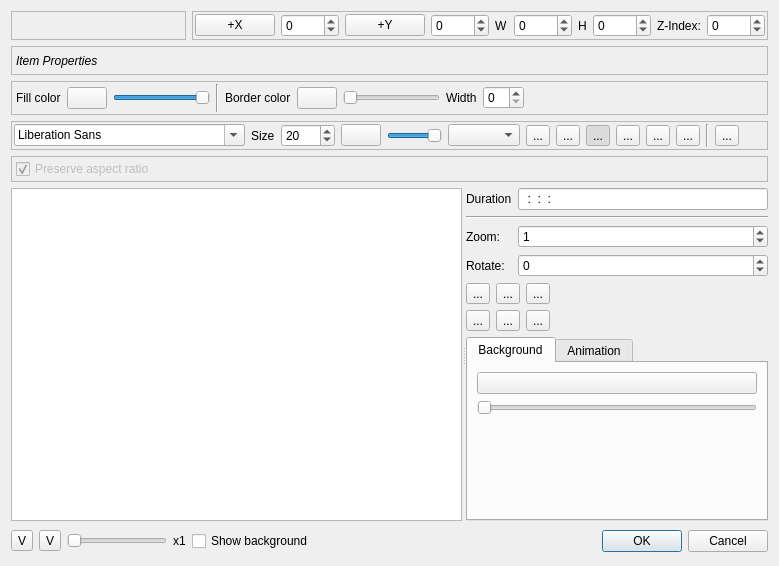
The window that src/widgets/titlewidget_ui.ui (KDE/kdenlive) describes before a commit, drawn with Qt 5.
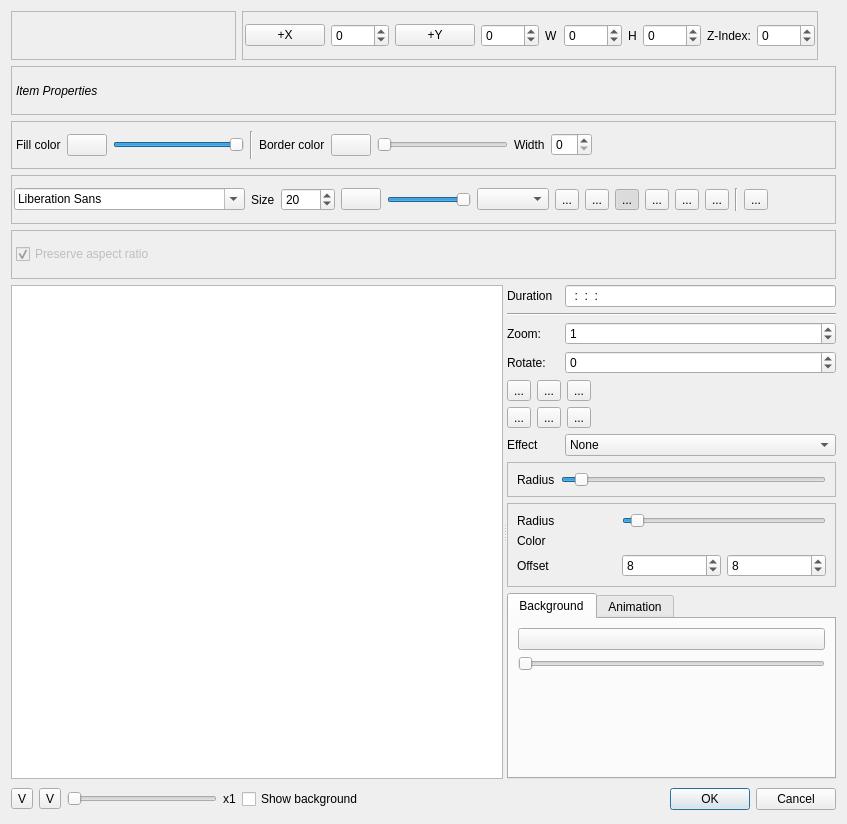
The same window after the commit. Custom widgets are drawn as their Qt base class.

Commit message: Prepare for shadows and blur in titles (Qt 4.6)

The edit to the form file:
```diff
--- a/src/widgets/titlewidget_ui.ui
+++ b/src/widgets/titlewidget_ui.ui
@@ -6,8 +6,8 @@
    <rect>
     <x>0</x>
     <y>0</y>
-    <width>736</width>
-    <height>566</height>
+    <width>847</width>
+    <height>824</height>
    </rect>
   </property>
   <property name="sizePolicy">
@@ -569,14 +569,14 @@
          </property>
         </widget>
        </item>
-       <item row="0" column="1">
+       <item row="0" column="2">
         <widget class="KRestrictedLine" name="title_duration">
          <property name="inputMask">
           <string>99:99:99:99; </string>
          </property>
         </widget>
        </item>
-       <item row="1" column="0" colspan="2">
+       <item row="1" column="0" colspan="3">
         <widget class="Line" name="line_3">
          <property name="orientation">
           <enum>Qt::Horizontal</enum>
@@ -590,7 +590,7 @@
          </property>
         </widget>
        </item>
-       <item row="2" column="1">
+       <item row="2" column="2">
         <widget class="KIntSpinBox" name="itemzoom">
          <property name="maximum">
           <number>100000</number>
@@ -607,7 +607,7 @@
          </property>
         </widget>
        </item>
-       <item row="3" column="1">
+       <item row="3" column="2">
         <widget class="KIntSpinBox" name="itemrotate">
          <property name="minimum">
           <number>-360</number>
@@ -617,7 +617,7 @@
          </property>
         </widget>
        </item>
-       <item row="4" column="0" colspan="2">
+       <item row="4" column="0" colspan="3">
         <layout class="QGridLayout" name="gridLayout_3">
          <item row="0" column="0">
           <widget class="QToolButton" name="itemleft">
@@ -676,7 +676,7 @@
          </item>
         </layout>
        </item>
-       <item row="5" column="0" colspan="2">
+       <item row="9" column="0" colspan="3">
         <widget class="QTabWidget" name="tabWidget">
          <property name="tabPosition">
           <enum>QTabWidget::North</enum>
@@ -815,6 +815,127 @@
          </widget>
         </widget>
        </item>
+       <item row="5" column="2">
+        <widget class="QComboBox" name="effect_list">
+         <item>
+          <property name="text">
+           <string>None</string>
+          </property>
+         </item>
+         <item>
+          <property name="text">
+           <string>Blur</string>
+          </property>
+         </item>
+         <item>
+          <property name="text">
+           <string>Shadow</string>
+          </property>
+         </item>
+        </widget>
+       </item>
+       <item row="5" column="0">
+        <widget class="QLabel" name="label_5">
+         <property name="text">
+          <string>Effect</string>
+         </property>
+        </widget>
+       </item>
+       <item row="6" column="0" colspan="3">
+        <widget class="QFrame" name="blur_frame">
+         <property name="frameShape">
+          <enum>QFrame::StyledPanel</enum>
+         </property>
+         <property name="frameShadow">
+          <enum>QFrame::Raised</enum>
+         </property>
+         <layout class="QGridLayout" name="gridLayout_10">
+          <item row="0" column="0">
+           <widget class="QLabel" name="label_6">
+            <property name="text">
+             <string>Radius</string>
+            </property>
+           </widget>
+          </item>
+          <item row="0" column="1">
+           <widget class="QSlider" name="blur_radius">
+            <property name="pageStep">
+             <number>1</number>
+            </property>
+            <property name="value">
+             <number>5</number>
+            </property>
+            <property name="orientation">
+             <enum>Qt::Horizontal</enum>
+            </property>
+           </widget>
+          </item>
+         </layout>
+        </widget>
+       </item>
+       <item row="7" column="0" colspan="3">
+        <widget class="QFrame" name="shadow_frame">
+         <property name="frameShape">
+          <enum>QFrame::StyledPanel</enum>
+         </property>
+         <property name="frameShadow">
+          <enum>QFrame::Raised</enum>
+         </property>
+         <layout class="QGridLayout" name="gridLayout_11">
+          <item row="0" column="0">
+           <widget class="QLabel" name="label_8">
+            <property name="text">
+             <string>Radius</string>
+            </property>
+           </widget>
+          </item>
+          <item row="1" column="0">
+           <widget class="QLabel" name="label_9">
+            <property name="text">
+             <string>Color</string>
+            </property>
+           </widget>
+          </item>
+          <item row="0" column="1" colspan="2">
+           <widget class="QSlider" name="shadow_radius">
+            <property name="minimum">
+             <number>1</number>
+            </property>
+            <property name="pageStep">
+             <number>1</number>
+            </property>
+            <property name="value">
+             <number>5</number>
+            </property>
+            <property name="orientation">
+             <enum>Qt::Horizontal</enum>
+            </property>
+           </widget>
+          </item>
+          <item row="2" column="0">
+           <widget class="QLabel" name="label_10">
+            <property name="text">
+             <string>Offset</string>
+            </property>
+           </widget>
+          </item>
+          <item row="2" column="1">
+           <widget class="QSpinBox" name="shadow_x">
+            <property name="value">
+             <number>8</number>
+            </property>
+           </widget>
+          </item>
+          <item row="2" column="2">
+           <widget class="QSpinBox" name="shadow_y">
+            <property name="value">
+             <number>8</number>
+            </property>
+           </widget>
+          </item>
+         </layout>
+        </widget>
+       </item>
       </layout>
      </widget>
     </widget>
@@ -901,16 +1022,16 @@
   </layout>
  </widget>
  <customwidgets>
-  <customwidget>
-   <class>KIntSpinBox</class>
-   <extends>QSpinBox</extends>
-   <header>knuminput.h</header>
-  </customwidget>
   <customwidget>
    <class>KLineEdit</class>
    <extends>QLineEdit</extends>
    <header>klineedit.h</header>
   </customwidget>
+  <customwidget>
+   <class>KIntSpinBox</class>
+   <extends>QSpinBox</extends>
+   <header>knuminput.h</header>
+  </customwidget>
   <customwidget>
    <class>KColorButton</class>
    <extends>QPushButton</extends>
```
The commit also changes 3 other files.
